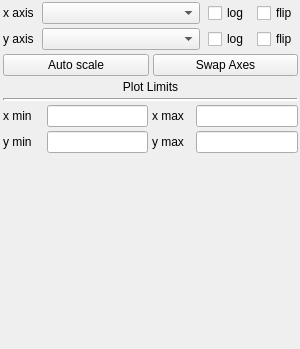
Above: glue/qt/ui/scatterwidget.ui from glue-viz/glue before the change. Below: the same form after it.
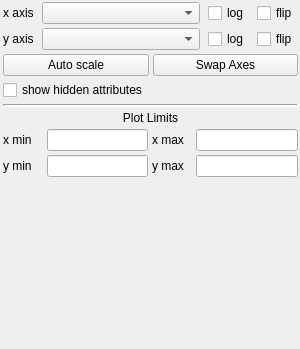
That is the form after the change.

Commit message: visible components toggle in scatter widget

The edit to the form file:
```diff
--- a/glue/qt/ui/scatterwidget.ui
+++ b/glue/qt/ui/scatterwidget.ui
@@ -181,18 +181,9 @@
        </layout>
       </item>
       <item>
-       <widget class="QLabel" name="label">
-        <property name="frameShape">
-         <enum>QFrame::NoFrame</enum>
-        </property>
-        <property name="frameShadow">
-         <enum>QFrame::Sunken</enum>
-        </property>
+       <widget class="QCheckBox" name="hidden_attributes">
         <property name="text">
-         <string>Plot Limits</string>
-        </property>
-        <property name="alignment">
-         <set>Qt::AlignCenter</set>
+         <string>show hidden attributes</string>
         </property>
        </widget>
       </item>
@@ -212,6 +203,22 @@
         </property>
        </widget>
       </item>
+      <item>
+       <widget class="QLabel" name="label">
+        <property name="frameShape">
+         <enum>QFrame::NoFrame</enum>
+        </property>
+        <property name="frameShadow">
+         <enum>QFrame::Sunken</enum>
+        </property>
+        <property name="text">
+         <string>Plot Limits</string>
+        </property>
+        <property name="alignment">
+         <set>Qt::AlignCenter</set>
+        </property>
+       </widget>
+      </item>
       <item>
        <layout class="QHBoxLayout" name="horizontalLayout_4">
         <item>
```
The commit also changes 2 other files.
